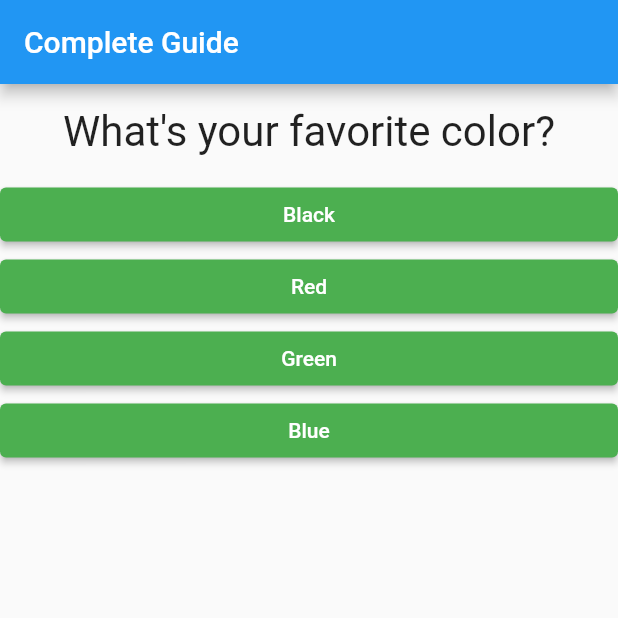
After one commit to deltics/flutter, a Flutter app: the screen it shows after launch, on a phone screen of 412 x 824 dp, the top half of it. The commit adds this screen. Run offline on Flutter 3.47's test engine with Material 2 defaults, Android fonts, the phone set to English and light mode, and no system bars; Roboto replaces fonts that are missing (Arial).

Commit message:
s2.51 - Quiz and Result widgets

```diff
--- a/s2_flutter_complete_guide/lib/main.dart
+++ b/s2_flutter_complete_guide/lib/main.dart
@@ -1,7 +1,7 @@
 // Imports
 import 'package:flutter/material.dart';
-import "question.dart";
-import 'answer.dart';
+import 'quiz.dart';
+import 'result.dart';
 
 // Dart entry point
 void main() => runApp(App());
@@ -34,29 +34,6 @@ class _AppState extends State<App> {
 
   var _questionIndex = 0;
 
-  Widget currentActivity() {
-    return _questionIndex < _questions.length
-        ? Column(
-            children: [
-              Question(text: _questions[_questionIndex]['text'].toString()),
-
-              // Deep breath...
-              //
-              // We take the list of answers for the current question and map it
-              //  to produce a list of Answer() widgets.  The spread operator ('...')
-              //  that is applied to this result then places the resulting list of
-              //  Answer() widgets in the list being passed to the 'children:' property
-              //  (i.e. N Answer() widgets, rather than a single LIST of N Answer() widgets)
-
-              ...(_questions[_questionIndex]['answers'] as List<String>)
-                  .map((answer) {
-                return Answer(text: answer, fn: _answerQuestion);
-              }).toList(),
-            ],
-          )
-        : const Center(child: Text('All Done!'));
-  }
-
   void _answerQuestion() {
     print('Answered the question');
     setState(() {
@@ -68,10 +45,16 @@ class _AppState extends State<App> {
   Widget build(BuildContext context) {
     return MaterialApp(
       home: Scaffold(
-          appBar: AppBar(
-            title: const Text('Complete Guide'),
-          ),
-          body: currentActivity()),
+        appBar: AppBar(
+          title: const Text('Complete Guide'),
+        ),
+        body: _questionIndex < _questions.length
+            ? Quiz(
+                questions: _questions,
+                questionIndex: _questionIndex,
+                answerHandler: _answerQuestion)
+            : const Result(),
+      ),
     );
   }
 }
--- /dev/null
+++ b/s2_flutter_complete_guide/lib/quiz.dart
@@ -0,0 +1,43 @@
+import 'package:flutter/material.dart';
+
+import 'answer.dart';
+import 'question.dart';
+
+class Quiz extends StatelessWidget {
+  late final List<Map<String, Object>> _questions;
+  late final int _questionIndex;
+  late final VoidCallback _answerHandler;
+
+  Quiz(
+      {Key? key,
+      @required List<Map<String, Object>>? questions,
+      @required int? questionIndex,
+      @required VoidCallback? answerHandler})
+      : super(key: key) {
+    _questions = questions!;
+    _questionIndex = questionIndex!;
+    _answerHandler = answerHandler!;
+  }
+
+  @override
+  Widget build(BuildContext context) {
+    return Column(
+      children: [
+        Question(text: _questions[_questionIndex]['text'].toString()),
+
+        // Deep breath...
+        //
+        // We take the list of answers for the current question and map it
+        //  to produce a list of Answer() widgets.  The spread operator ('...')
+        //  that is applied to this result then places the resulting list of
+        //  Answer() widgets in the list being passed to the 'children:' property
+        //  (i.e. N Answer() widgets, rather than a single LIST of N Answer() widgets)
+
+        ...(_questions[_questionIndex]['answers'] as List<String>)
+            .map((answer) {
+          return Answer(text: answer, fn: _answerHandler);
+        }).toList(),
+      ],
+    );
+  }
+}
```
Also changed, not shown: s2_flutter_complete_guide/lib/result.dart (added, +10 -0 lines).
